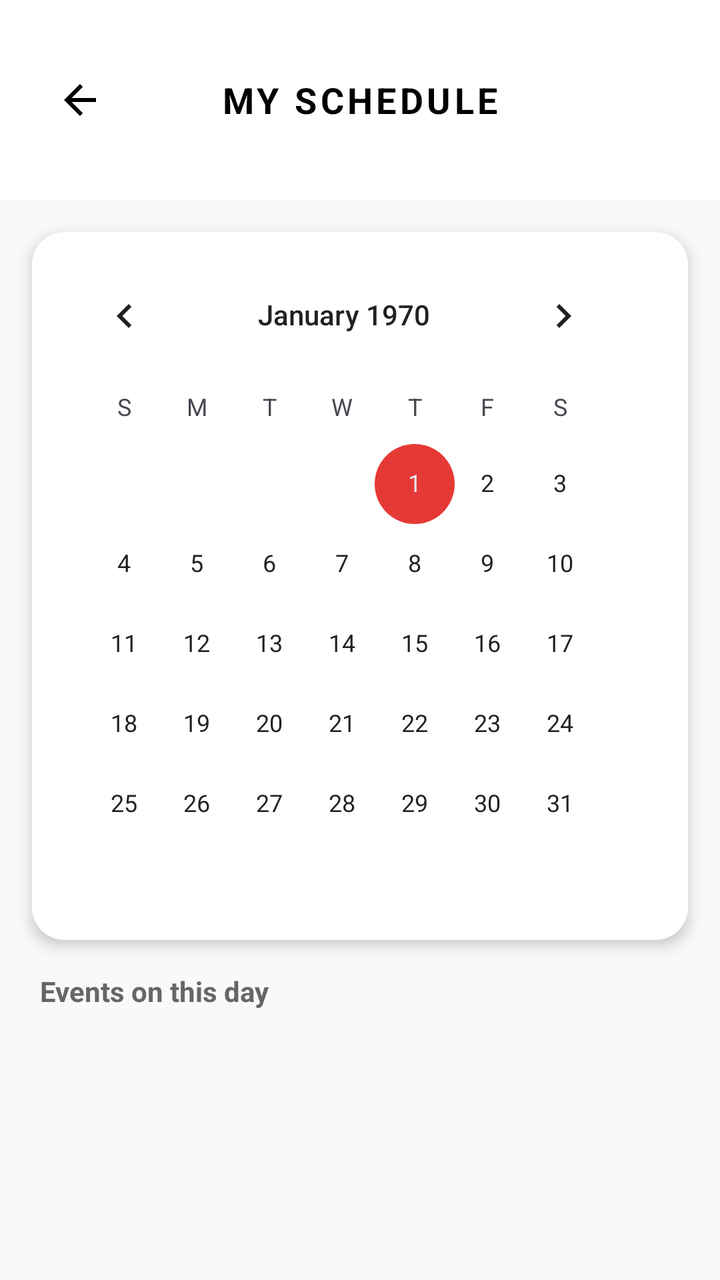
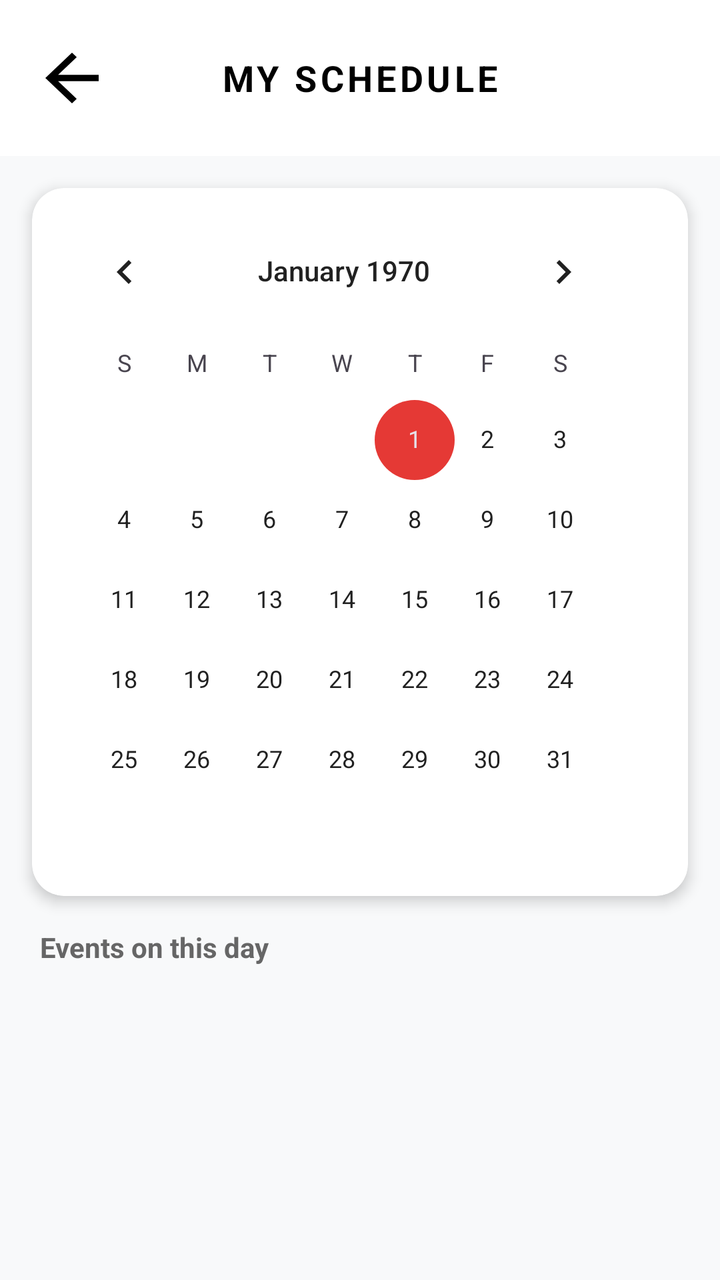

Two renders of the same Android screen: before a commit and after it. Below are the layout's source before the change and the commit's diff.
<!-- AndroidManifest.xml: application theme Theme.UniVent -->
<!-- res/layout/activity_calendar.xml -->
<?xml version="1.0" encoding="utf-8"?>
<LinearLayout xmlns:android="http://schemas.android.com/apk/res/android"
    xmlns:app="http://schemas.android.com/apk/res-auto"
    android:layout_width="match_parent"
    android:layout_height="match_parent"
    android:background="#F8F9FA"
    android:orientation="vertical">

    <RelativeLayout
        android:layout_width="match_parent"
        android:layout_height="wrap_content"
        android:paddingTop="40dp"
        android:paddingBottom="20dp"
        android:paddingHorizontal="20dp"
        android:background="#FFFFFF">

        <ImageButton
            android:id="@+id/btnBack"
            android:layout_width="40dp"
            android:layout_height="40dp"
            android:layout_centerVertical="true"
            android:background="?attr/selectableItemBackgroundBorderless"
            android:src="@drawable/ic_back"
            android:contentDescription="Back" />

        <TextView
            android:layout_width="wrap_content"
            android:layout_height="wrap_content"
            android:layout_centerInParent="true"
            android:text="MY SCHEDULE"
            android:textColor="#000000"
            android:textSize="18sp"
            android:textStyle="bold"
            android:letterSpacing="0.1" />
    </RelativeLayout>

    <androidx.cardview.widget.CardView
        android:layout_width="match_parent"
        android:layout_height="wrap_content"
        android:layout_margin="16dp"
        app:cardCornerRadius="16dp"
        app:cardElevation="4dp">

        <CalendarView
            android:id="@+id/calendarView"
            android:layout_width="match_parent"
            android:layout_height="wrap_content"
            android:padding="8dp" />
    </androidx.cardview.widget.CardView>

    <TextView
        android:id="@+id/tvSelectedDate"
        android:layout_width="wrap_content"
        android:layout_height="wrap_content"
        android:layout_marginStart="20dp"
        android:layout_marginBottom="12dp"
        android:text="Events on this day"
        android:textColor="#666666"
        android:textSize="14sp"
        android:textStyle="bold" />

    <FrameLayout
        android:layout_width="match_parent"
        android:layout_height="match_parent">

        <androidx.recyclerview.widget.RecyclerView
            android:id="@+id/rvCalendarEvents"
            android:layout_width="match_parent"
            android:layout_height="match_parent"
            android:clipToPadding="false"
            android:paddingHorizontal="12dp"
            android:paddingBottom="20dp" />

        <LinearLayout
            android:id="@+id/layoutEmptyState"
            android:layout_width="wrap_content"
            android:layout_height="wrap_content"
            android:layout_gravity="center"
            android:gravity="center"
            android:orientation="vertical"
            android:visibility="gone">
            <TextView android:layout_width="wrap_content" android:layout_height="wrap_content" android:text="📅" android:textSize="50sp" />
            <TextView android:layout_width="wrap_content" android:layout_height="wrap_content" android:text="No events for this day" android:textColor="#999999" android:textSize="16sp" />
        </LinearLayout>
    </FrameLayout>
</LinearLayout>
<!-- resources referenced by this layout -->
<resources>
  <!-- drawable ic_back (drawable) -->
  <vector xmlns:android="http://schemas.android.com/apk/res/android"
      android:width="24dp"
      android:height="24dp"
      android:viewportWidth="24"
      android:viewportHeight="24"
      android:tint="#000000">
      <path
          android:fillColor="@android:color/white"
          android:pathData="M20,11H7.83l5.59,-5.59L12,4l-8,8 8,8 1.41,-1.41L7.83,13H20v-2z"/>
  </vector>
  <style name="Theme.UniVent" parent="Theme.Material3.DayNight.NoActionBar">
          
          <item name="colorPrimary">@color/navy_blue</item>
          <item name="colorOnPrimary">@color/white</item>
          <item name="colorSecondary">@color/red_primary</item>
          <item name="colorOnSecondary">@color/white</item>
          <item name="colorTertiary">@color/yellow_accent</item>
          
          
          <item name="android:windowBackground">@color/white</item>
          <item name="colorSurface">@color/light_gray</item>
          
          
          <item name="android:textColorPrimary">@color/black</item>
      </style>
  <color name="navy_blue">#001F3F</color>
  <color name="white">#FFFFFFFF</color>
  <color name="red_primary">#E53935</color>
  <color name="yellow_accent">#FFC107</color>
  <color name="light_gray">#F5F5F5</color>
  <color name="black">#212121</color>
</resources>

<!-- the commit's change to res/layout/activity_calendar.xml (unified diff, before → after) -->
@@ -9,19 +9,22 @@
     <RelativeLayout
         android:layout_width="match_parent"
         android:layout_height="wrap_content"
-        android:paddingTop="40dp"
+        android:paddingTop="20dp"
         android:paddingBottom="20dp"
-        android:paddingHorizontal="20dp"
+        android:paddingHorizontal="16dp"
         android:background="#FFFFFF">
 
         <ImageButton
             android:id="@+id/btnBack"
             android:layout_width="40dp"
-            android:layout_height="40dp"
+            android:layout_height="38dp"
             android:layout_centerVertical="true"
             android:background="?attr/selectableItemBackgroundBorderless"
             android:src="@drawable/ic_back"
-            android:contentDescription="Back" />
+            android:scaleType="fitXY"
+            android:padding="0dp"
+            android:contentDescription="Back"
+            app:tint="#000000" />
 
         <TextView
             android:layout_width="wrap_content"
@@ -32,6 +35,7 @@
             android:textSize="18sp"
             android:textStyle="bold"
             android:letterSpacing="0.1" />
+
     </RelativeLayout>
 
     <androidx.cardview.widget.CardView
